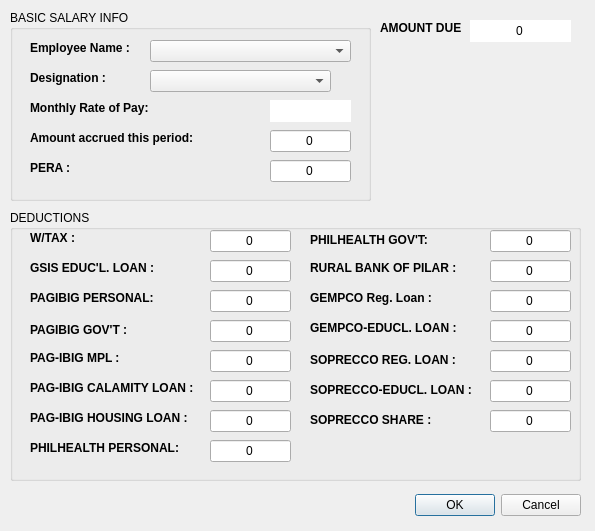
This is Add_Employee.ui in jaspernicholfabella/payroll-system as Qt 5 draws it before an edit. The edited form follows.
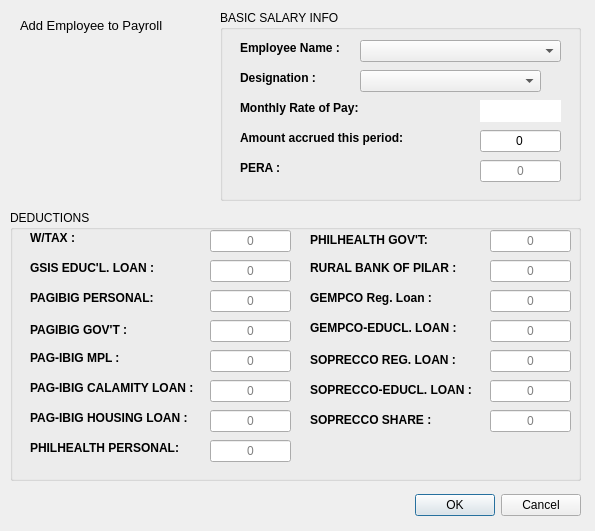
This is the edited form. Icons and pictures are not drawn.

What changed in the file:
```diff
--- a/Add_Employee.ui
+++ b/Add_Employee.ui
@@ -38,7 +38,7 @@
   <widget class="QGroupBox" name="groupBox">
    <property name="geometry">
     <rect>
-     <x>10</x>
+     <x>220</x>
      <y>10</y>
      <width>361</width>
      <height>191</height>
@@ -184,7 +184,7 @@
      </rect>
     </property>
     <property name="text">
-     <string>0</string>
+     <string/>
     </property>
     <property name="alignment">
      <set>Qt::AlignCenter</set>
@@ -192,6 +192,9 @@
     <property name="readOnly">
      <bool>false</bool>
     </property>
+    <property name="placeholderText">
+     <string>0</string>
+    </property>
    </widget>
    <widget class="QLabel" name="labela">
     <property name="geometry">
@@ -299,7 +302,7 @@
      </rect>
     </property>
     <property name="text">
-     <string>0</string>
+     <string/>
     </property>
     <property name="frame">
      <bool>true</bool>
@@ -310,6 +313,9 @@
     <property name="readOnly">
      <bool>false</bool>
     </property>
+    <property name="placeholderText">
+     <string>0</string>
+    </property>
    </widget>
    <widget class="QLabel" name="label_5">
     <property name="geometry">
@@ -340,7 +346,7 @@
      </rect>
     </property>
     <property name="text">
-     <string>0</string>
+     <string/>
     </property>
     <property name="alignment">
      <set>Qt::AlignCenter</set>
@@ -348,6 +354,9 @@
     <property name="readOnly">
      <bool>false</bool>
     </property>
+    <property name="placeholderText">
+     <string>0</string>
+    </property>
    </widget>
    <widget class="QLabel" name="label_10">
     <property name="geometry">
@@ -397,7 +406,7 @@
      </rect>
     </property>
     <property name="text">
-     <string>0</string>
+     <string/>
     </property>
     <property name="frame">
      <bool>true</bool>
@@ -408,6 +417,9 @@
     <property name="readOnly">
      <bool>false</bool>
     </property>
+    <property name="placeholderText">
+     <string>0</string>
+    </property>
    </widget>
    <widget class="QLineEdit" name="_add_pagibig_govt">
     <property name="geometry">
@@ -419,7 +431,7 @@
      </rect>
     </property>
     <property name="text">
-     <string>0</string>
+     <string/>
     </property>
     <property name="frame">
      <bool>true</bool>
@@ -430,6 +442,9 @@
     <property name="readOnly">
      <bool>false</bool>
     </property>
+    <property name="placeholderText">
+     <string>0</string>
+    </property>
    </widget>
    <widget class="QLabel" name="label_12">
     <property name="geometry">
@@ -460,7 +475,7 @@
      </rect>
     </property>
     <property name="text">
-     <string>0</string>
+     <string/>
     </property>
     <property name="alignment">
      <set>Qt::AlignCenter</set>
@@ -468,6 +483,9 @@
     <property name="readOnly">
      <bool>false</bool>
     </property>
+    <property name="placeholderText">
+     <string>0</string>
+    </property>
    </widget>
    <widget class="QLineEdit" name="_add_pagibig_calamity">
     <property name="geometry">
@@ -479,7 +497,7 @@
      </rect>
     </property>
     <property name="text">
-     <string>0</string>
+     <string/>
     </property>
     <property name="alignment">
      <set>Qt::AlignCenter</set>
@@ -487,6 +505,9 @@
     <property name="readOnly">
      <bool>false</bool>
     </property>
+    <property name="placeholderText">
+     <string>0</string>
+    </property>
    </widget>
    <widget class="QLabel" name="label_13">
     <property name="geometry">
@@ -536,7 +557,7 @@
      </rect>
     </property>
     <property name="text">
-     <string>0</string>
+     <string/>
     </property>
     <property name="alignment">
      <set>Qt::AlignCenter</set>
@@ -544,6 +565,9 @@
     <property name="readOnly">
      <bool>false</bool>
     </property>
+    <property name="placeholderText">
+     <string>0</string>
+    </property>
    </widget>
    <widget class="QLabel" name="label_15">
     <property name="geometry">
@@ -574,7 +598,7 @@
      </rect>
     </property>
     <property name="text">
-     <string>0</string>
+     <string/>
     </property>
     <property name="frame">
      <bool>true</bool>
@@ -585,6 +609,9 @@
     <property name="readOnly">
      <bool>false</bool>
     </property>
+    <property name="placeholderText">
+     <string>0</string>
+    </property>
    </widget>
    <widget class="QLabel" name="label_16">
     <property name="geometry">
@@ -615,7 +642,7 @@
      </rect>
     </property>
     <property name="text">
-     <string>0</string>
+     <string/>
     </property>
     <property name="frame">
      <bool>true</bool>
@@ -626,6 +653,9 @@
     <property name="readOnly">
      <bool>false</bool>
     </property>
+    <property name="placeholderText">
+     <string>0</string>
+    </property>
    </widget>
    <widget class="QLabel" name="label_17">
     <property name="geometry">
@@ -675,7 +705,7 @@
      </rect>
     </property>
     <property name="text">
-     <string>0</string>
+     <string/>
     </property>
     <property name="alignment">
      <set>Qt::AlignCenter</set>
@@ -683,6 +713,9 @@
     <property name="readOnly">
      <bool>false</bool>
     </property>
+    <property name="placeholderText">
+     <string>0</string>
+    </property>
    </widget>
    <widget class="QLineEdit" name="_add_gempco_reg_loan">
     <property name="geometry">
@@ -694,7 +727,7 @@
      </rect>
     </property>
     <property name="text">
-     <string>0</string>
+     <string/>
     </property>
     <property name="alignment">
      <set>Qt::AlignCenter</set>
@@ -702,6 +735,9 @@
     <property name="readOnly">
      <bool>false</bool>
     </property>
+    <property name="placeholderText">
+     <string>0</string>
+    </property>
    </widget>
    <widget class="QLineEdit" name="_add_gempco_educ_loan">
     <property name="geometry">
@@ -713,7 +749,7 @@
      </rect>
     </property>
     <property name="text">
-     <string>0</string>
+     <string/>
     </property>
     <property name="frame">
      <bool>true</bool>
@@ -724,6 +760,9 @@
     <property name="readOnly">
      <bool>false</bool>
     </property>
+    <property name="placeholderText">
+     <string>0</string>
+    </property>
    </widget>
    <widget class="QLabel" name="label_19">
     <property name="geometry">
@@ -773,7 +812,7 @@
      </rect>
     </property>
     <property name="text">
-     <string>0</string>
+     <string/>
     </property>
     <property name="frame">
      <bool>true</bool>
@@ -784,6 +823,9 @@
     <property name="readOnly">
      <bool>false</bool>
     </property>
+    <property name="placeholderText">
+     <string>0</string>
+    </property>
    </widget>
    <widget class="QLabel" name="label_33">
     <property name="geometry">
@@ -814,7 +856,7 @@
      </rect>
     </property>
     <property name="text">
-     <string>0</string>
+     <string/>
     </property>
     <property name="frame">
      <bool>true</bool>
@@ -825,6 +867,9 @@
     <property name="readOnly">
      <bool>false</bool>
     </property>
+    <property name="placeholderText">
+     <string>0</string>
+    </property>
    </widget>
    <widget class="QLineEdit" name="_add_soprecco_share">
     <property name="geometry">
@@ -836,7 +881,7 @@
      </rect>
     </property>
     <property name="text">
-     <string>0</string>
+     <string/>
     </property>
     <property name="frame">
      <bool>true</bool>
@@ -847,6 +892,9 @@
     <property name="readOnly">
      <bool>false</bool>
     </property>
+    <property name="placeholderText">
+     <string>0</string>
+    </property>
    </widget>
    <widget class="QLabel" name="label_34">
     <property name="geometry">
@@ -868,44 +916,76 @@
     </property>
    </widget>
   </widget>
+  <widget class="QPushButton" name="_add_employee_design">
+   <property name="geometry">
+    <rect>
+     <x>70</x>
+     <y>40</y>
+     <width>81</width>
+     <height>81</height>
+    </rect>
+   </property>
+   <property name="text">
+    <string/>
+   </property>
+   <property name="icon">
+    <iconset resource="icons.qrc">
+     <normaloff>:/icons/SORSOGON.png</normaloff>
+     <disabledoff>:/icons/SORSOGON.png</disabledoff>:/icons/SORSOGON.png</iconset>
+   </property>
+   <property name="iconSize">
+    <size>
+     <width>90</width>
+     <height>90</height>
+    </size>
+   </property>
+   <property name="flat">
+    <bool>true</bool>
+   </property>
+  </widget>
   <widget class="QLabel" name="label_6">
    <property name="geometry">
     <rect>
-     <x>380</x>
-     <y>20</y>
-     <width>91</width>
-     <height>16</height>
+     <x>20</x>
+     <y>10</y>
+     <width>191</width>
+     <height>31</height>
     </rect>
    </property>
    <property name="font">
     <font>
-     <weight>75</weight>
-     <bold>true</bold>
+     <pointsize>10</pointsize>
     </font>
    </property>
    <property name="text">
-    <string>AMOUNT DUE</string>
+    <string>Add Employee to Payroll</string>
    </property>
   </widget>
-  <widget class="QLineEdit" name="lineEdit_32">
+  <widget class="QPushButton" name="_add_employee_design2">
    <property name="geometry">
     <rect>
-     <x>470</x>
-     <y>20</y>
-     <width>101</width>
-     <height>22</height>
+     <x>20</x>
+     <y>100</y>
+     <width>181</width>
+     <height>71</height>
     </rect>
    </property>
    <property name="text">
-    <string>0</string>
+    <string/>
    </property>
-   <property name="frame">
-    <bool>false</bool>
+   <property name="icon">
+    <iconset resource="icons.qrc">
+     <normaloff>:/icons/ph_design.png</normaloff>
+     <disabledoff>:/icons/ph_design.png</disabledoff>
+     <disabledon>:/icons/ph_design.png</disabledon>:/icons/ph_design.png</iconset>
    </property>
-   <property name="alignment">
-    <set>Qt::AlignCenter</set>
+   <property name="iconSize">
+    <size>
+     <width>150</width>
+     <height>200</height>
+    </size>
    </property>
-   <property name="readOnly">
+   <property name="flat">
     <bool>true</bool>
    </property>
   </widget>
```
